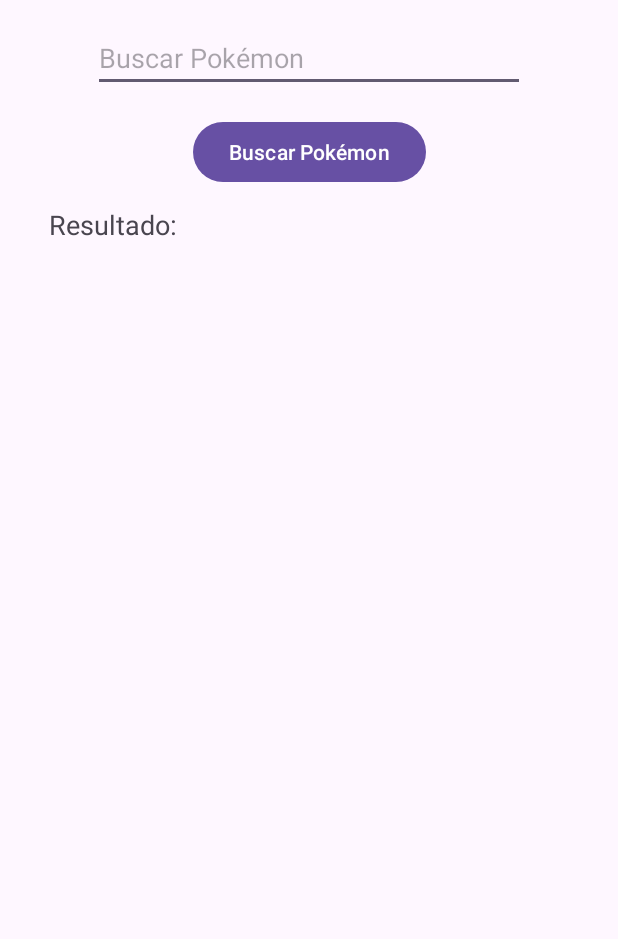
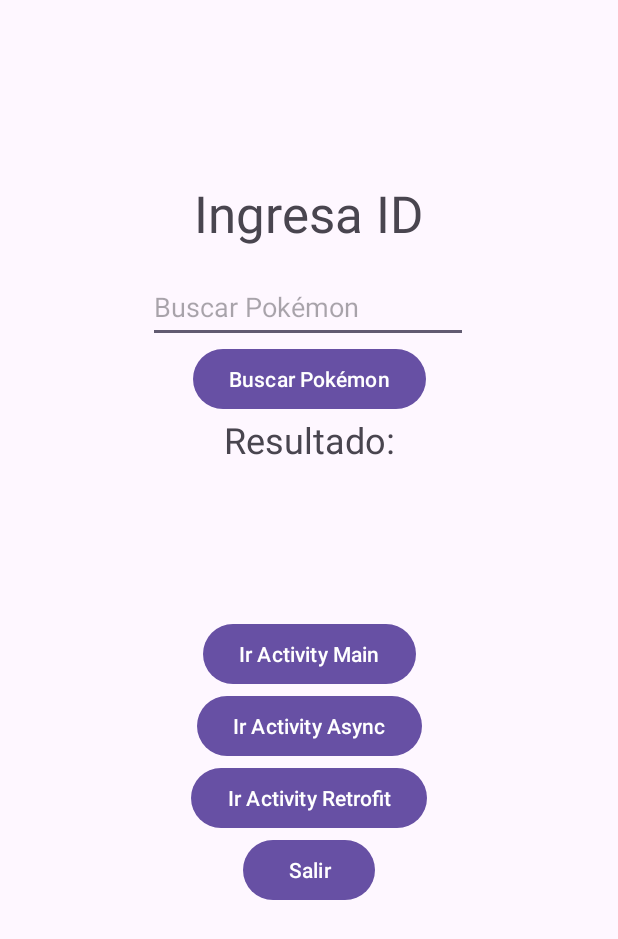
Before and after one commit to moonnnluv/AppPokemon, an Android app: the RetrofitActivity screen opened directly, with no data from a screen before it, on a phone screen of 412 x 824 dp. Shown: the top 939 px of the screen. Run offline under Robolectric (Android 15) with nearby library versions, the phone set to English and light mode, and no system bars; 2 statements that could not run were skipped.

Commit message:
implementacion de retrofit

```diff
--- a/app/build.gradle.kts
+++ b/app/build.gradle.kts
@@ -45,4 +45,6 @@ dependencies {
     testImplementation(libs.junit)
     androidTestImplementation(libs.androidx.junit)
     androidTestImplementation(libs.androidx.espresso.core)
+    implementation("com.squareup.retrofit2:retrofit:2.11.0")
+    implementation("com.squareup.retrofit2:converter-gson:2.11.0")
 }
--- a/app/src/main/java/com/example/pokeapp/AsyncActivity.kt
+++ b/app/src/main/java/com/example/pokeapp/AsyncActivity.kt
@@ -10,7 +10,7 @@ import androidx.appcompat.app.AppCompatActivity
 import androidx.core.view.ViewCompat
 import androidx.core.view.WindowInsetsCompat
 import androidx.lifecycle.lifecycleScope
-import com.example.pokeapp.Retrofit.RetrofitActivity
+import com.example.pokeapp.retrofit.RetrofitActivity
 import kotlinx.coroutines.Deferred
 import kotlinx.coroutines.Dispatchers
 import kotlinx.coroutines.async
--- a/app/src/main/java/com/example/pokeapp/MainActivity.kt
+++ b/app/src/main/java/com/example/pokeapp/MainActivity.kt
@@ -13,7 +13,7 @@ import androidx.appcompat.app.AppCompatActivity
 import androidx.core.view.ViewCompat
 import androidx.core.view.WindowInsetsCompat
 import androidx.lifecycle.lifecycleScope
-import com.example.pokeapp.Retrofit.RetrofitActivity
+import com.example.pokeapp.retrofit.RetrofitActivity
 import kotlinx.coroutines.Dispatchers
 import kotlinx.coroutines.launch
 import kotlinx.coroutines.withContext
--- a/app/src/main/java/com/example/pokeapp/retrofit/RetrofitActivity.kt
+++ b/app/src/main/java/com/example/pokeapp/retrofit/RetrofitActivity.kt
@@ -1,5 +1,6 @@
 package com.example.pokeapp.retrofit
 
+import android.content.Intent
 import android.os.Bundle
 import android.view.View
 import android.widget.*
@@ -7,10 +8,15 @@ import androidx.activity.enableEdgeToEdge
 import androidx.appcompat.app.AppCompatActivity
 import androidx.core.view.ViewCompat
 import androidx.core.view.WindowInsetsCompat
+import com.example.pokeapp.AsyncActivity
+import com.example.pokeapp.MainActivity
 import com.example.pokeapp.R
 import com.example.pokeapp.retrofit.api_retrofit.PokeApiService
 import com.example.pokeapp.retrofit.api_retrofit.PokemonResponse
-import retrofit2.*
+import retrofit2.Call
+import retrofit2.Callback
+import retrofit2.Response
+import retrofit2.Retrofit
 import retrofit2.converter.gson.GsonConverterFactory
 import java.util.Locale
 
@@ -20,7 +26,6 @@ class RetrofitActivity : AppCompatActivity() {
     private lateinit var btBuscar: Button
     private lateinit var tvResultado: TextView
     private lateinit var progressBar: ProgressBar
-
     private lateinit var service: PokeApiService
 
     override fun onCreate(savedInstanceState: Bundle?) {
@@ -28,7 +33,6 @@ class RetrofitActivity : AppCompatActivity() {
         enableEdgeToEdge()
         setContentView(R.layout.activity_retrofit)
 
-        // insets (tu root en XML es @+id/main)
         ViewCompat.setOnApplyWindowInsetsListener(findViewById(R.id.main)) { v, insets ->
             val bars = insets.getInsets(WindowInsetsCompat.Type.systemBars())
             v.setPadding(bars.left, bars.top, bars.right, bars.bottom); insets
@@ -41,7 +45,6 @@ class RetrofitActivity : AppCompatActivity() {
 
         supportActionBar?.title = "PokeApp RetrofitActivity"
 
-        // === Igual que tu profe: construir Retrofit dentro de la Activity ===
         val retrofit = Retrofit.Builder()
             .baseUrl("https://pokeapi.co/api/v2/")
             .addConverterFactory(GsonConverterFactory.create())
@@ -50,11 +53,8 @@ class RetrofitActivity : AppCompatActivity() {
 
         btBuscar.setOnClickListener {
             val q = etID.text.toString().trim().lowercase(Locale.ROOT)
-            if (q.isEmpty()) {
-                etID.error = getString(R.string.ingresa_id)
-            } else {
-                buscarPokemon(q)
-            }
+            if (q.isEmpty()) etID.error = getString(R.string.ingresa_id)
+            else buscarPokemon(q)
         }
     }
 
@@ -67,22 +67,16 @@ class RetrofitActivity : AppCompatActivity() {
                 call: Call<PokemonResponse>,
                 response: Response<PokemonResponse>
             ) {
-                if (response.isSuccessful) {
-                    val p = response.body()
-                    if (p != null) {
-                        val tipos = p.types.sortedBy { it.slot }
-                            .joinToString(", ") { it.type.name }
+                if (response.isSuccessful && response.body() != null) {
+                    val p = response.body()!!
+                    val tipos = p.types.sortedBy { it.slot }.joinToString(", ") { it.type.name }
                     val alturaM = p.height / 10.0
                     val pesoKg = p.weight / 10.0
-
                     tvResultado.text =
                         "${getString(R.string.resultado)} " +
                                 "${getString(R.string.nombre)} ${p.name.replaceFirstChar { it.uppercase() }} | " +
                                 "${getString(R.string.tipo)} $tipos\n" +
                                 "ID: ${p.id} | Altura: ${alturaM} m | Peso: ${pesoKg} kg"
-                    } else {
-                        tvResultado.text = "${getString(R.string.resultado)} Pokémon no encontrado."
-                    }
                 } else {
                     tvResultado.text = "${getString(R.string.resultado)} Pokémon no encontrado (${response.code()})."
                 }
@@ -94,27 +88,23 @@ class RetrofitActivity : AppCompatActivity() {
                 progressBar.visibility = View.GONE
             }
         })
-
     }
 
-    fun cambiarActividadesSalir(){
+    private fun cambiarActividadesSalir() {
         // Botones para navegar a las otras pantallas
-        // Ir a la actividad MainActivity
-        btIrMain3 = findViewById(R.id.btIrMain3) // Inicialización de la variable btIrAsync3
+        btIrMain3 = findViewById(R.id.btIrMain3)
         btIrMain3.setOnClickListener {
             val intent = Intent(this, MainActivity::class.java)
             startActivity(intent)
         } // FIN del botón btIrMain3
 
-        // Ir a la actividad AsyncActivity
-        btIrAsync3 = findViewById(R.id.btIrAsync3) // Inicialización de la variable btIrAsync3
+        btIrAsync3 = findViewById(R.id.btIrAsync3)
         btIrAsync3.setOnClickListener {
             val intent = Intent(this, AsyncActivity::class.java)
             startActivity(intent)
         } // FIN del botón btIrAsync3
 
-        // Ir a la actividad RetrofitActivity
-        btIrRetrofit3 = findViewById(R.id.btIrRetrofit3) // Inicialización de la variable btIrAsync3
+        btIrRetrofit3 = findViewById(R.id.btIrRetrofit3)
         btIrRetrofit3.setOnClickListener {
             val intent = Intent(this, RetrofitActivity::class.java)
             startActivity(intent)
@@ -125,5 +115,5 @@ class RetrofitActivity : AppCompatActivity() {
         btSalir3.setOnClickListener {
             finishAffinity()
         } // FIN del botón btSalir3
-    } // Fin de cambiarActividadesSalir
     }
+}
--- a/app/src/main/java/com/example/pokeapp/retrofit/api_retrofit/PokeApiService.kt
+++ b/app/src/main/java/com/example/pokeapp/retrofit/api_retrofit/PokeApiService.kt
@@ -3,9 +3,7 @@ package com.example.pokeapp.retrofit.api_retrofit
 import retrofit2.Call
 import retrofit2.http.GET
 import retrofit2.http.Path
-import com.example.pokeapp.retrofit.api_retrofit.PokemonResponse
 
-// Interfaz para definir los endpoints de la PokéAPI
 interface PokeApiService {
     @GET("pokemon/{idOrName}")
     fun getPokemon(@Path("idOrName") idOrName: String): Call<PokemonResponse>
--- a/app/src/main/res/layout/activity_retrofit.xml
+++ b/app/src/main/res/layout/activity_retrofit.xml
@@ -2,59 +2,107 @@
 <androidx.constraintlayout.widget.ConstraintLayout xmlns:android="http://schemas.android.com/apk/res/android"
     xmlns:app="http://schemas.android.com/apk/res-auto"
     xmlns:tools="http://schemas.android.com/tools"
-    android:id="@+id/main"
+    android:id="@+id/main3"
     android:layout_width="match_parent"
     android:layout_height="match_parent"
     tools:context=".retrofit.RetrofitActivity">
 
-    <!-- Campo para ingresar ID o nombre del Pokémon -->
     <EditText
-        android:id="@+id/etID"
-        android:layout_width="0dp"
+        android:id="@+id/etID3"
+        android:layout_width="wrap_content"
         android:layout_height="wrap_content"
         android:layout_marginTop="16dp"
+        android:ems="10"
         android:hint="@string/buscar_pokemon"
         android:inputType="text"
+        android:minHeight="48dp"
+        app:layout_constraintEnd_toEndOf="parent"
+        app:layout_constraintHorizontal_bias="0.497"
+        app:layout_constraintStart_toStartOf="parent"
+        app:layout_constraintTop_toBottomOf="@+id/tvTitulo3" />
+
+    <TextView
+        android:id="@+id/tvTitulo3"
+        android:layout_width="wrap_content"
+        android:layout_height="wrap_content"
+        android:text="@string/ingresa_id"
+        android:textSize="34sp"
+        app:layout_constraintBottom_toBottomOf="parent"
+        app:layout_constraintEnd_toEndOf="parent"
+        app:layout_constraintHorizontal_bias="0.498"
+        app:layout_constraintStart_toStartOf="parent"
         app:layout_constraintTop_toTopOf="parent"
-        app:layout_constraintStart_toStartOf="parent"
-        app:layout_constraintEnd_toEndOf="parent"
-        app:layout_constraintHorizontal_bias="0.5"
-        app:layout_constraintWidth_percent="0.7"/>
+        app:layout_constraintVertical_bias="0.153" />
 
-    <!-- Botón para buscar -->
     <Button
-        android:id="@+id/btBuscar"
+        android:id="@+id/btBuscar3"
         android:layout_width="wrap_content"
         android:layout_height="wrap_content"
         android:text="@string/buscar_pokemon"
-        app:layout_constraintTop_toBottomOf="@+id/etID"
+        app:layout_constraintTop_toBottomOf="@+id/etID3"
         app:layout_constraintStart_toStartOf="parent"
         app:layout_constraintEnd_toEndOf="parent"
-        android:layout_marginTop="16dp"/>
+        app:layout_constraintVertical_bias="0.044" />
 
-    <!-- TextView para mostrar el resultado -->
     <TextView
-        android:id="@+id/tvResultado"
-        android:layout_width="0dp"
+        android:id="@+id/tvResultado3"
+        android:layout_width="wrap_content"
         android:layout_height="wrap_content"
         android:text="@string/resultado"
-        android:textSize="18sp"
-        android:padding="12dp"
-        app:layout_constraintTop_toBottomOf="@+id/btBuscar"
+        android:textSize="24sp"
+        app:layout_constraintTop_toBottomOf="@+id/btBuscar3"
         app:layout_constraintStart_toStartOf="parent"
-        app:layout_constraintEnd_toEndOf="parent"
-        app:layout_constraintWidth_percent="0.9"/>
+        app:layout_constraintEnd_toEndOf="parent" />
 
-    <!-- Barra de progreso (oculta por defecto) -->
     <ProgressBar
-        android:id="@+id/progressBar"
+        android:id="@+id/progressBar3"
         style="?android:attr/progressBarStyle"
         android:layout_width="wrap_content"
         android:layout_height="wrap_content"
         android:visibility="gone"
-        app:layout_constraintTop_toBottomOf="@+id/tvResultado"
+        app:layout_constraintTop_toTopOf="parent"
         app:layout_constraintStart_toStartOf="parent"
         app:layout_constraintEnd_toEndOf="parent"
-        android:layout_marginTop="20dp"/>
+        app:layout_constraintBottom_toBottomOf="parent"
+        tools:visibility="visible" />
+
+    <Button
+        android:id="@+id/btIrMain3"
+        android:layout_width="wrap_content"
+        android:layout_height="wrap_content"
+        android:text="@string/ir_activity_main"
+        app:layout_constraintTop_toBottomOf="@+id/progressBar3"
+        app:layout_constraintStart_toStartOf="parent"
+        app:layout_constraintEnd_toEndOf="parent"
+        app:layout_constraintVertical_bias="0.163" />
+
+    <Button
+        android:id="@+id/btIrAsync3"
+        android:layout_width="wrap_content"
+        android:layout_height="wrap_content"
+        android:text="@string/ir_activity_async"
+        app:layout_constraintTop_toBottomOf="@+id/btIrMain3"
+        app:layout_constraintStart_toStartOf="parent"
+        app:layout_constraintEnd_toEndOf="parent"
+        app:layout_constraintVertical_bias="0.071" />
+
+    <Button
+        android:id="@+id/btIrRetrofit3"
+        android:layout_width="wrap_content"
+        android:layout_height="wrap_content"
+        android:text="@string/ir_activity_retrofit"
+        app:layout_constraintTop_toBottomOf="@+id/btIrAsync3"
+        app:layout_constraintStart_toStartOf="parent"
+        app:layout_constraintEnd_toEndOf="parent"
+        app:layout_constraintVertical_bias="0.125" />
+
+    <Button
+        android:id="@+id/btSalir3"
+        android:layout_width="wrap_content"
+        android:layout_height="wrap_content"
+        android:text="@string/salir"
+        app:layout_constraintTop_toBottomOf="@+id/btIrRetrofit3"
+        app:layout_constraintStart_toStartOf="parent"
+        app:layout_constraintEnd_toEndOf="parent" />
 
 </androidx.constraintlayout.widget.ConstraintLayout>
```
Lines whose indentation alone changed are shown as unchanged.
